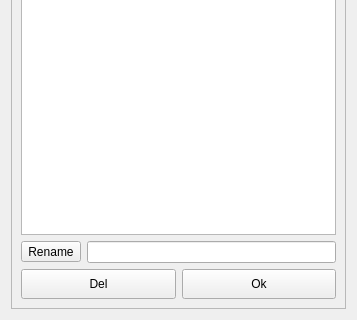
Before: the Qt Designer form src/CategoryList.ui in ic005k/Knot-Legacy, drawn with Qt 5; both pictures show x 0 to 357 and y 202 to 522 of the 357 by 522 pixel window.
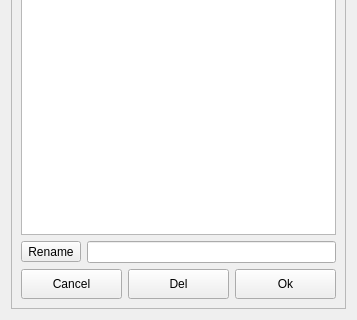
After: the same form once the commit is applied.

Diff of the .ui file:
```diff
--- a/src/CategoryList.ui
+++ b/src/CategoryList.ui
@@ -64,6 +64,25 @@
       </item>
       <item>
        <layout class="QHBoxLayout" name="horizontalLayout">
+        <item>
+         <widget class="QToolButton" name="btnCancel">
+          <property name="sizePolicy">
+           <sizepolicy hsizetype="Preferred" vsizetype="Fixed">
+            <horstretch>0</horstretch>
+            <verstretch>0</verstretch>
+           </sizepolicy>
+          </property>
+          <property name="minimumSize">
+           <size>
+            <width>0</width>
+            <height>30</height>
+           </size>
+          </property>
+          <property name="text">
+           <string>Cancel</string>
+          </property>
+         </widget>
+        </item>
         <item>
          <widget class="QToolButton" name="btnDel">
           <property name="sizePolicy">
```
